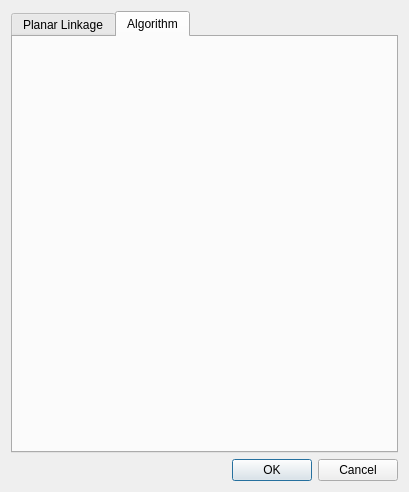
Qt form core/panel/DimensionalSynthesis/Path_Solving_options.ui (KmolYuan/Pyslvs-UI) before a commit.
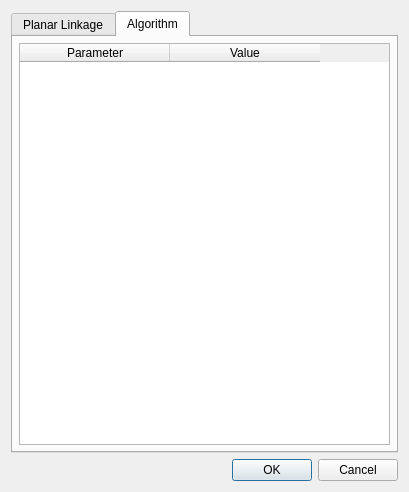
The same form after that commit. The open tabs and pages were chosen to show the change. Icons and pictures are not drawn.

Commit message: Algorithm Parama options.

Diff of the .ui file:
```diff
--- a/core/panel/DimensionalSynthesis/Path_Solving_options.ui
+++ b/core/panel/DimensionalSynthesis/Path_Solving_options.ui
@@ -488,6 +488,40 @@
       <attribute name="title">
        <string>Algorithm</string>
       </attribute>
+      <layout class="QVBoxLayout" name="verticalLayout_3">
+       <property name="leftMargin">
+        <number>6</number>
+       </property>
+       <property name="topMargin">
+        <number>6</number>
+       </property>
+       <property name="rightMargin">
+        <number>6</number>
+       </property>
+       <property name="bottomMargin">
+        <number>6</number>
+       </property>
+       <item>
+        <widget class="QTableWidget" name="APTable">
+         <attribute name="horizontalHeaderDefaultSectionSize">
+          <number>150</number>
+         </attribute>
+         <attribute name="horizontalHeaderMinimumSectionSize">
+          <number>150</number>
+         </attribute>
+         <column>
+          <property name="text">
+           <string>Parameter</string>
+          </property>
+         </column>
+         <column>
+          <property name="text">
+           <string>Value</string>
+          </property>
+         </column>
+        </widget>
+       </item>
+      </layout>
      </widget>
     </widget>
    </item>
```
The commit also changes 8 other files.
